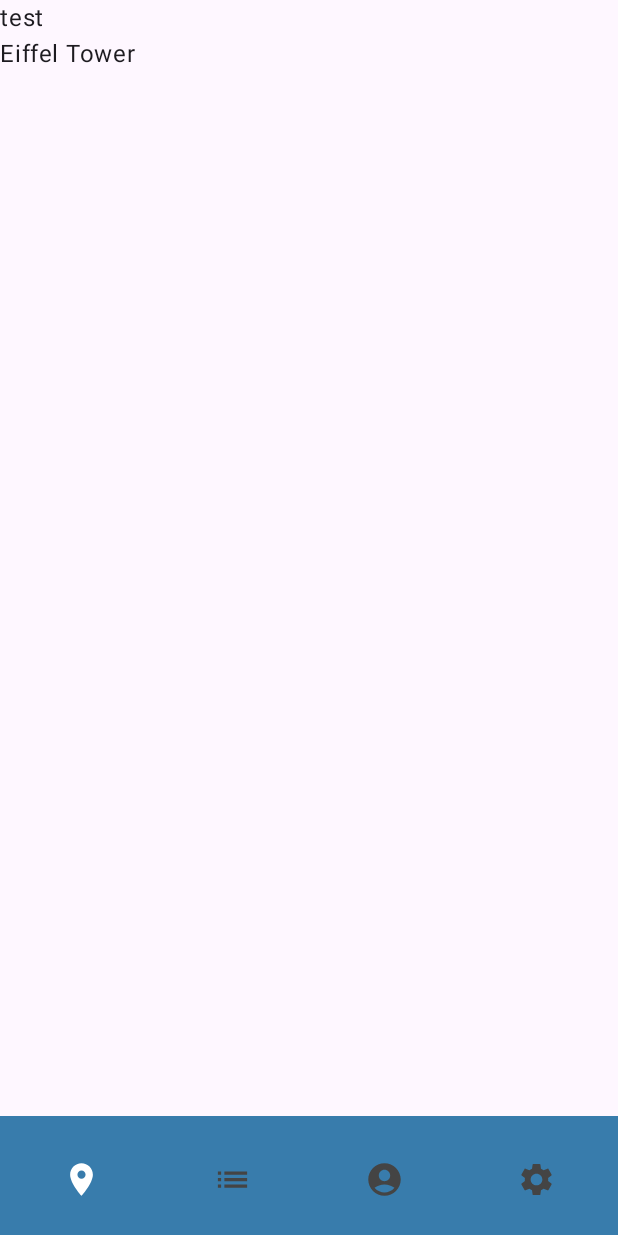
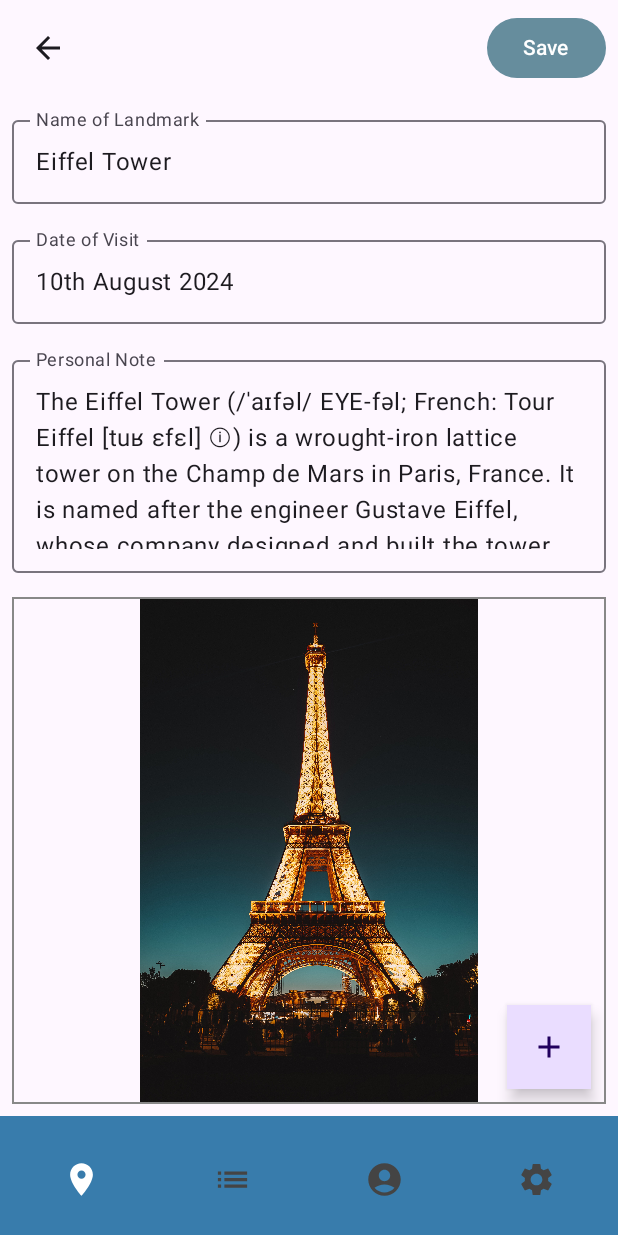
Before and after one commit to mingyuliuu/cs446-group18, an Android app built with Jetpack Compose: the ListScreen screen opened through its navigation route, after a tap on "Details", on a phone screen of 412 x 824 dp. Run offline under Robolectric (Android 15) with nearby library versions, the phone set to English and light mode, and no system bars; our stand-ins replace livedata-compose; libraries missing offline, so code that uses them is left out: io.realm.kotlin, org.mongodb.kbson; 14 statements that could not run were skipped.

Commit message:
Implemented UI for landmarkDetail page

```diff
--- a/app/src/main/java/ca/uwaterloo/treklogue/ui/list/LandmarkDetail.kt
+++ b/app/src/main/java/ca/uwaterloo/treklogue/ui/list/LandmarkDetail.kt
@@ -1,12 +1,37 @@
 package ca.uwaterloo.treklogue.ui.list
 
+import androidx.compose.foundation.Image
+import androidx.compose.foundation.border
+import androidx.compose.foundation.layout.Box
 import androidx.compose.foundation.layout.Column
-import androidx.compose.foundation.layout.size
+import androidx.compose.foundation.layout.Row
+import androidx.compose.foundation.layout.Spacer
+import androidx.compose.foundation.layout.fillMaxSize
+import androidx.compose.foundation.layout.fillMaxWidth
+import androidx.compose.foundation.layout.height
+import androidx.compose.foundation.layout.padding
+import androidx.compose.material.icons.Icons
+import androidx.compose.material.icons.filled.Add
+import androidx.compose.material.icons.filled.ArrowBack
+import androidx.compose.material3.Button
+import androidx.compose.material3.FloatingActionButton
+import androidx.compose.material3.Icon
+import androidx.compose.material3.IconButton
+import androidx.compose.material3.OutlinedTextField
 import androidx.compose.material3.Text
 import androidx.compose.runtime.Composable
 import androidx.compose.runtime.livedata.observeAsState
+import androidx.compose.ui.Alignment
 import androidx.compose.ui.Modifier
+import androidx.compose.ui.draw.clip
+import androidx.compose.ui.graphics.Color
+import androidx.compose.ui.graphics.RectangleShape
+import androidx.compose.ui.layout.ContentScale
+import androidx.compose.ui.res.painterResource
+import androidx.compose.ui.text.input.TextFieldValue
 import androidx.compose.ui.unit.dp
+import ca.uwaterloo.treklogue.data.mockModel.MockLandmark
+
 
 @Composable
 fun LandmarkDetail(
@@ -16,13 +41,95 @@ fun LandmarkDetail(
 
     val landmark = listViewModel.selectedLandmark.observeAsState().value
 
-    Column(
-        modifier = Modifier
-            .size(100.dp)
-    ) {
-        Text("test")
-        if (landmark != null) {
-            Text(landmark.name)
+    if (landmark != null) {
+        Column(modifier = Modifier.fillMaxSize()) {
+            // Top bar section
+            TopBar()
+
+            // Content section
+            ContentSection(landmark)
         }
     }
 }
+
+@Composable
+fun TopBar() {
+    Row(
+        verticalAlignment = Alignment.CenterVertically,
+        modifier = Modifier
+            .fillMaxWidth()
+            .padding(8.dp)
+    ) {
+        IconButton(
+            onClick = { /* TODO: Handle back press */ },
+        ) {
+            Icon(Icons.Filled.ArrowBack, contentDescription = "Back")
+        }
+        Spacer(modifier = Modifier.weight(1f))
+        Button(onClick = {/* TODO: handle save */ }) {
+            Text("Save")
+        }
+    }
+}
+
+@Composable
+fun ContentSection(landmark: MockLandmark) {
+    Column(
+        modifier = Modifier
+            .fillMaxWidth()
+            .padding(8.dp)
+    ) {
+        OutlinedTextField(
+            value = TextFieldValue(landmark.name),
+            onValueChange = { /* TODO: handle text change */ },
+            label = { Text("Name of Landmark") },
+            modifier = Modifier.fillMaxWidth()
+        )
+
+        Spacer(modifier = Modifier.height(16.dp))
+
+        OutlinedTextField(
+            value = TextFieldValue(landmark.dateVisited),
+            onValueChange = { /* TODO: handle text change */ },
+            label = { Text("Date of Visit") },
+            modifier = Modifier.fillMaxWidth()
+        )
+
+        Spacer(modifier = Modifier.height(16.dp))
+
+        OutlinedTextField(
+            value = TextFieldValue(landmark.notes),
+            onValueChange = { /* TODO: handle text change */ },
+            label = { Text("Personal Note") },
+            modifier = Modifier
+                .fillMaxWidth()
+                .height(150.dp),
+        )
+
+        Spacer(modifier = Modifier.height(16.dp))
+
+        Box(
+            modifier = Modifier
+                .height(150.dp)
+                .fillMaxWidth()
+                .border(1.dp, Color.Gray, RectangleShape)
+                .clip(RectangleShape)
+                .weight(1f)
+        ) {
+            Image(
+                painter = painterResource(id = landmark.imageRes),
+                contentDescription = null,
+                modifier = Modifier.matchParentSize(),
+                contentScale = ContentScale.Fit
+            )
+            FloatingActionButton(
+                onClick = { /* TODO: handle add image */ },
+                modifier = Modifier
+                    .align(Alignment.BottomEnd)
+                    .padding(10.dp),
+            ) {
+                Icon(Icons.Filled.Add, contentDescription = "Add")
+            }
+        }
+    }
+}
--- a/app/src/main/java/ca/uwaterloo/treklogue/ui/list/ListScreen.kt
+++ b/app/src/main/java/ca/uwaterloo/treklogue/ui/list/ListScreen.kt
@@ -58,11 +58,9 @@ fun ListScreen(
 ) {
     Column(
         modifier = modifier
-            .size(100.dp)
             .verticalScroll(rememberScrollState())
     ) {
         landmarks.forEach { landmark ->
-//            LandmarkItem(landmark, onDetailClicked)
             LandmarkItem(landmark, listViewModel, onDetailClicked)
         }
     }
@@ -79,15 +77,18 @@ fun LandmarkItem(
             .fillMaxWidth()
             .padding(8.dp)
     ) {
-        Box(modifier = Modifier.fillMaxWidth()) {
+        Box(
+            modifier = Modifier
+                .fillMaxWidth()
+                .padding(8.dp)
+        ) {
             Column {
                 Row(
                     modifier = Modifier.fillMaxWidth(),
                     verticalAlignment = Alignment.CenterVertically
                 ) {
                     Column(
-                        modifier = Modifier
-                            .weight(1f) // This makes the Column fill the available space, pushing the Button to the end
+                        modifier = Modifier.weight(1f)
                     ) {
                         Text(landmark.name, style = MaterialTheme.typography.headlineSmall)
                         Text(landmark.dateVisited, style = MaterialTheme.typography.bodyMedium)
@@ -106,6 +107,7 @@ fun LandmarkItem(
                     contentDescription = null,
                     modifier = Modifier
                         .height(250.dp)
+                        .padding(8.dp)
                         .fillMaxWidth(),
                     contentScale = ContentScale.Fit
                 )
```
